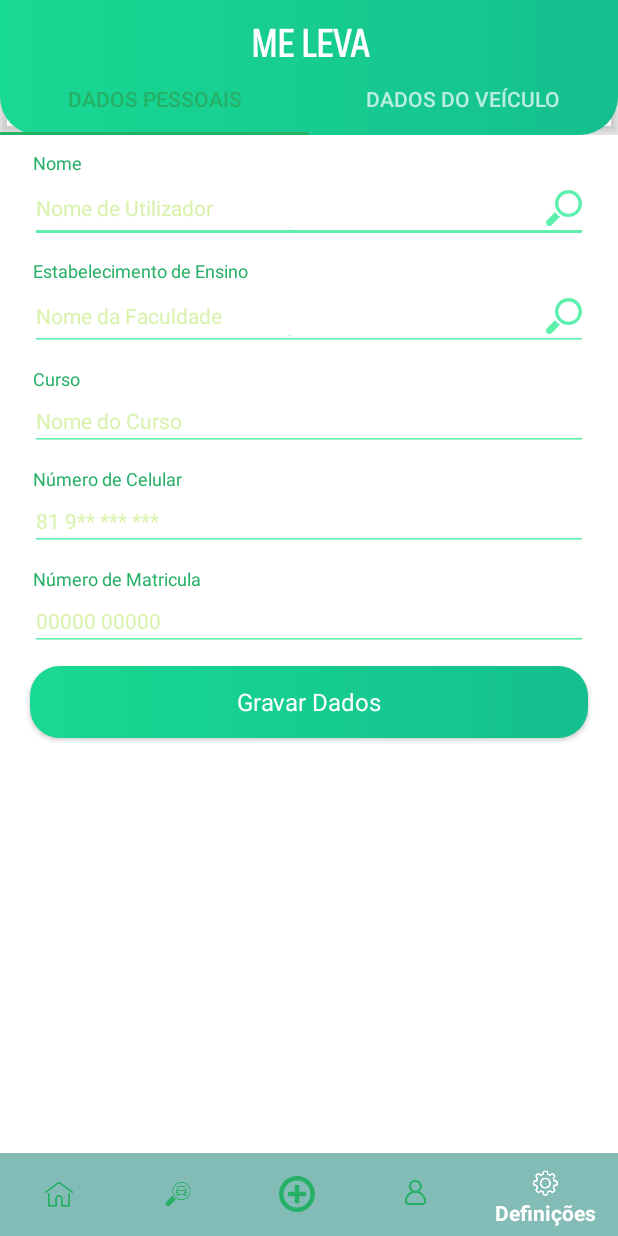
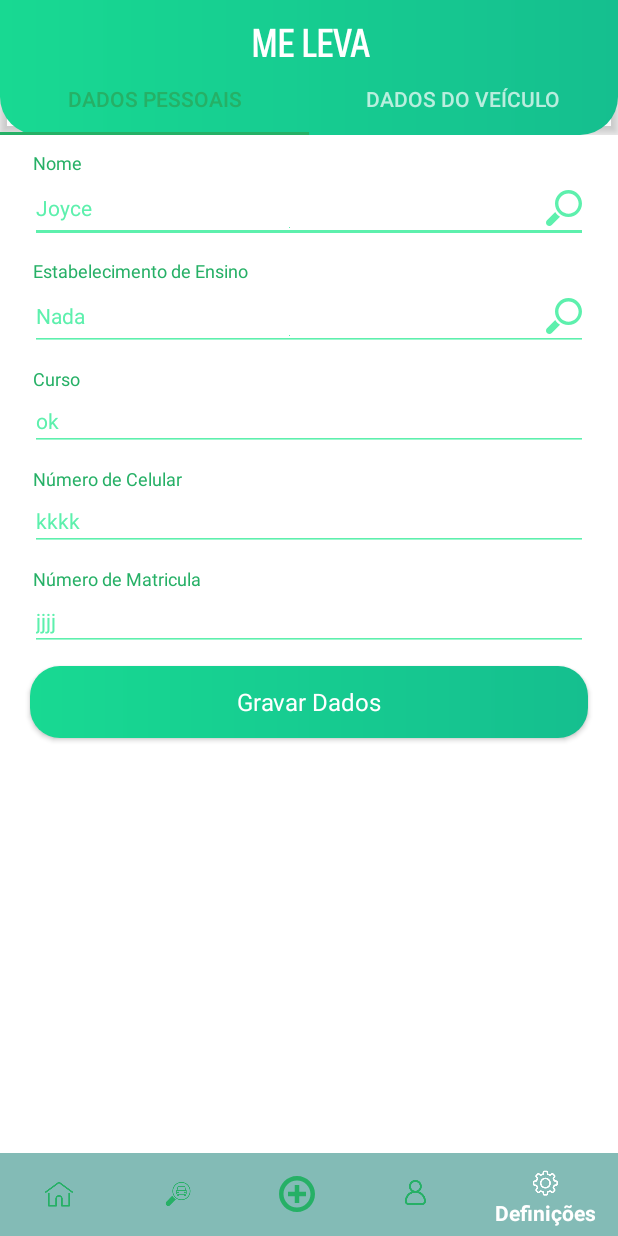
Before and after one commit to joseedsonamorim/MeLeva-Caronas, an Android app: the TabDadosPessoaisFragment screen opened directly, with no data from a screen before it, on a phone screen of 412 x 824 dp. Run offline under Robolectric (Android 15) with nearby library versions, the phone set to English and light mode, and no system bars; our stand-ins replace Firebase (no records; nobody signed in at launch, a user with empty details on screens opened directly).

Commit message:
avanços

```diff
--- a/MELEVA/app/src/main/java/com/meleva/TabDadosPessoaisFragment.java
+++ b/MELEVA/app/src/main/java/com/meleva/TabDadosPessoaisFragment.java
@@ -48,11 +48,11 @@ public class TabDadosPessoaisFragment extends Fragment {
         //Ve se o nome está vazio, se não estiver escreve todos os campos
         //basta fazer o if com o nome, uma vez que para o nome estar preenchido os outros campos também tem que estar
         if(!nome.equals("")){
-            nome.setText(userLogged.getNome());
-            faculdade.setText(userLogged.getEstabelecimento());
-            curso.setText(userLogged.getCurso());
-            nib.setText(userLogged.getNib());
-            telemovel.setText(userLogged.getTelemovel());
+            nome.setText("Joyce");
+            faculdade.setText("Nada");
+            curso.setText("ok");
+            nib.setText("jjjj");
+            telemovel.setText("kkkk");
         }
 
 
--- a/MELEVA/app/src/main/java/com/meleva/TabDadosVeiculosFragment.java
+++ b/MELEVA/app/src/main/java/com/meleva/TabDadosVeiculosFragment.java
@@ -28,9 +28,9 @@ public class TabDadosVeiculosFragment extends Fragment {
 
     User userLogged;
 
-    @Nullable
+
     @Override
-    public View onCreateView(LayoutInflater inflater, @Nullable ViewGroup container, @Nullable Bundle savedInstanceState) {
+    public View onCreateView(LayoutInflater inflater,  ViewGroup container,  Bundle savedInstanceState) {
         View view = inflater.inflate(R.layout.fragment_dados_veiculo,container,false);
 
 
@@ -73,11 +73,11 @@ public class TabDadosVeiculosFragment extends Fragment {
         userLogged = HomeActivity.userLogged;
 
         if(!marca.equals("")){
-            marca.setText(userLogged.getCarro().getMarca_veiculo());
-            modelo.setText(userLogged.getCarro().getModelo());
-            cor.setText(userLogged.getCarro().getCor());
-            matricula.setText(userLogged.getCarro().getMatricula());
-            lugares.setText(userLogged.getCarro().getLugares());
+            marca.setText("chevrolet");
+            modelo.setText("S10");
+            cor.setText("Branco");
+            matricula.setText("1524614");
+            lugares.setText("3");
         }
 
         return view;
```
Also changed, not shown: MELEVA/app/src/main/java/com/meleva/TabPerfilFragment.java (+12 -12 lines).
